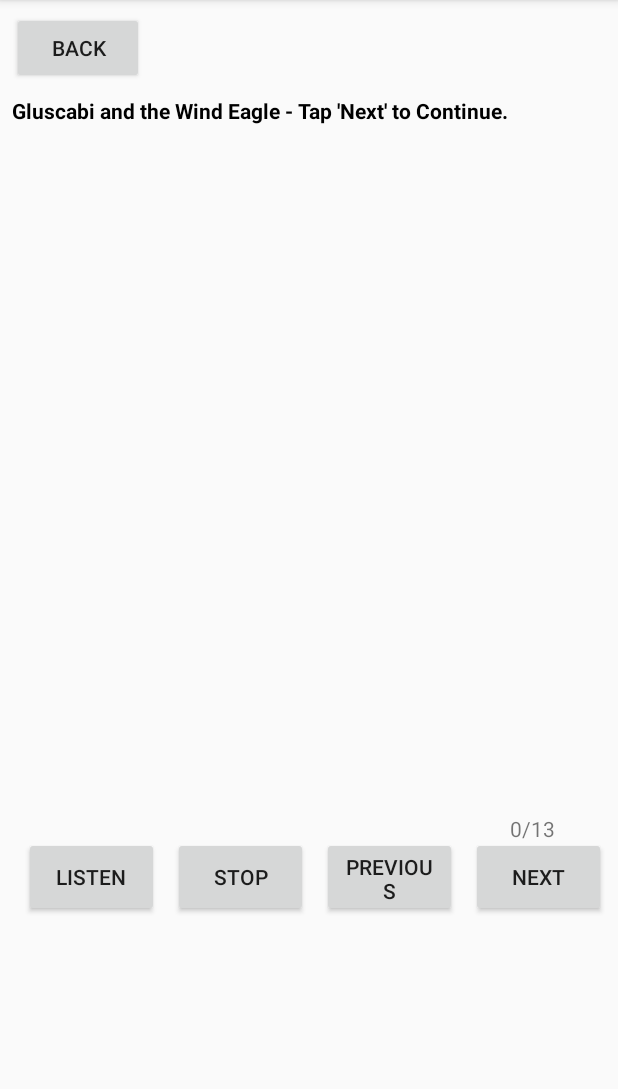
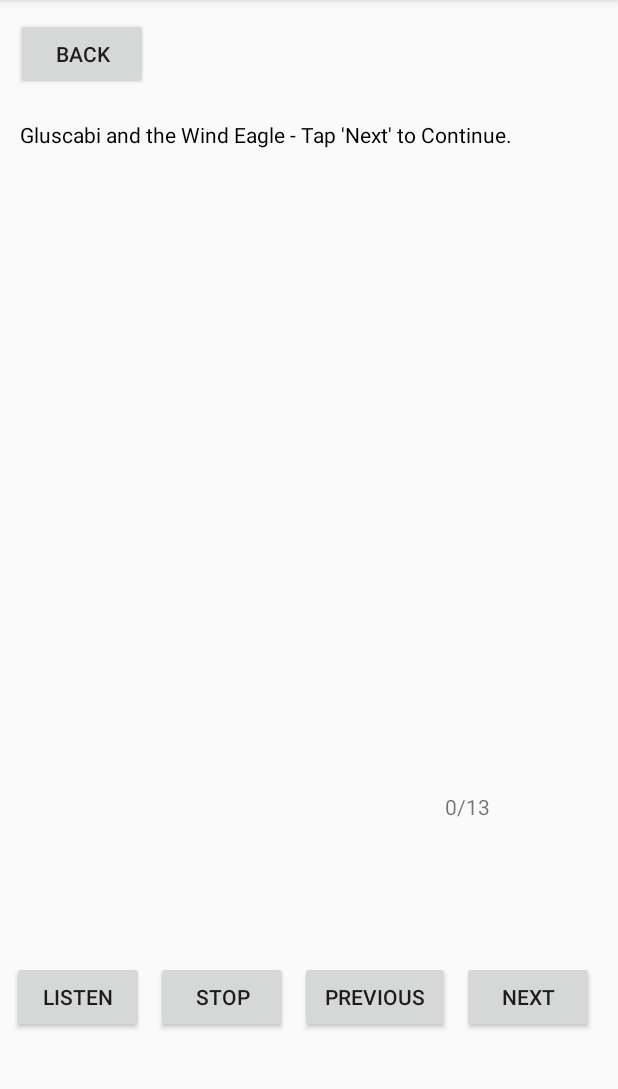
Before and after one commit to hdave009/Aadizookaan, an Android app: the screen it shows after launch (Gluscabi_and_the_Wind_Eagle before the commit, StoriesActivity after it), after a tap on "Gluscabi and the Wind Eagle", on a phone screen of 412 x 824 dp, the part 84-1173 px from its top. Run offline under Robolectric (Android 15) with nearby library versions, the phone set to English and light mode, and no system bars; libraries missing offline, so code that uses them is left out: com.tom_roush.pdfbox; 1 statement that could not run was skipped.

Commit message:
03/13/2019 7:10 PM

```diff
--- a/app/src/main/AndroidManifest.xml
+++ b/app/src/main/AndroidManifest.xml
@@ -10,7 +10,7 @@
         android:supportsRtl="true"
         android:theme="@style/AppTheme">
         <activity android:name="com.harshdave.aadizookaan.SourcesActivity"></activity>
-        <activity android:name="com.harshdave.aadizookaan.Gluscabi_and_the_Wind_Eagle" />
+        <activity android:name="com.harshdave.aadizookaan.StoriesActivity" />
         <activity android:name="com.harshdave.aadizookaan.MainActivity">
             <intent-filter>
                 <action android:name="android.intent.action.MAIN" />
--- a/app/src/main/java/com/harshdave/aadizookaan/RecyclerViewAdapter.java
+++ b/app/src/main/java/com/harshdave/aadizookaan/RecyclerViewAdapter.java
@@ -3,7 +3,6 @@ package com.harshdave.aadizookaan;
 import android.content.Context;
 import android.content.Intent;
 import android.graphics.drawable.Drawable;
-import android.support.annotation.NonNull;
 import android.support.v7.widget.RecyclerView;
 import android.view.LayoutInflater;
 import android.view.View;
@@ -40,16 +39,15 @@ public class RecyclerViewAdapter extends RecyclerView.Adapter<RecyclerViewAdapte
         fileInfo.put("White Owl and His Escape from the Witches and the Great Beasts", new String[]{"White Owl and His Escape from the Witches and the Great Beasts","White Owl and His Escape from the Witches and the Great Beasts.pdf","7"});
     }
 
-    @NonNull
     @Override
-    public ViewHolder onCreateViewHolder(@NonNull ViewGroup viewGroup, int i) {
+    public ViewHolder onCreateViewHolder(ViewGroup viewGroup, int i) {
         View view = LayoutInflater.from(viewGroup.getContext()).inflate(R.layout.layout_listitem, viewGroup, false);
         ViewHolder holder = new ViewHolder(view);
         return holder;
     }
 
     @Override
-    public void onBindViewHolder(@NonNull ViewHolder viewHolder, final int i) { ;
+    public void onBindViewHolder(ViewHolder viewHolder, final int i) { ;
 
         viewHolder.coverimage.setImageDrawable(mCoverimages.get(i));
 
@@ -74,7 +72,7 @@ public class RecyclerViewAdapter extends RecyclerView.Adapter<RecyclerViewAdapte
         TextView booktitle;
         RelativeLayout parent_layout;
 
-        public ViewHolder(@NonNull View itemView) {
+        public ViewHolder(View itemView) {
             super(itemView);
             coverimage = itemView.findViewById(R.id.coverimage);
             booktitle = itemView.findViewById(R.id.booktitle);
@@ -87,7 +85,7 @@ public class RecyclerViewAdapter extends RecyclerView.Adapter<RecyclerViewAdapte
         String fileName = fileInfo[1];
         String storyTitle = fileInfo[0];
         String lastPage = fileInfo[2];
-        Intent intent = new Intent(mContext, Gluscabi_and_the_Wind_Eagle.class);
+        Intent intent = new Intent(mContext, StoriesActivity.class);
         intent.putExtra("FILENAME", fileName);
         intent.putExtra("LASTPAGE", lastPage);
         intent.putExtra("FIRSTPAGE", "1");
--- a/app/src/main/java/com/harshdave/aadizookaan/Gluscabi_and_the_Wind_Eagle.java
+++ b/app/src/main/java/com/harshdave/aadizookaan/StoriesActivity.java
@@ -19,7 +19,7 @@ import com.tom_roush.pdfbox.util.PDFBoxResourceLoader;
 import java.io.IOException;
 import java.util.Locale;
 
-public class Gluscabi_and_the_Wind_Eagle extends AppCompatActivity {
+public class StoriesActivity extends AppCompatActivity {
 
     // Declaring all the global variables that are used in this activity.
     int startPage = 0; // Initializing the starting page variable for the PDF Text Stripper
@@ -151,7 +151,6 @@ public class Gluscabi_and_the_Wind_Eagle extends AppCompatActivity {
 
     }
 
-
     // Method to extract story as a string from PDF file.
 
     public String getText(String fileName, int startPage, int endPage){
--- /dev/null
+++ b/app/src/main/java/com/harshdave/aadizookaan/Story.java
@@ -0,0 +1,4 @@
+package com.harshdave.aadizookaan;
+
+public class Story {
+}
--- a/app/src/main/res/layout/activity_gluscabi_and_the__wind__eagle.xml
+++ b/app/src/main/res/layout/activity_gluscabi_and_the__wind__eagle.xml
@@ -4,69 +4,100 @@
     xmlns:tools="http://schemas.android.com/tools"
     android:layout_width="match_parent"
     android:layout_height="match_parent"
-    tools:context=".Gluscabi_and_the_Wind_Eagle">
-
-    <Button
-        android:id="@+id/stopSpeechButton"
-        android:layout_width="90dp"
-        android:layout_height="53dp"
-        android:layout_marginStart="16dp"
-        android:layout_marginLeft="16dp"
-        android:layout_marginTop="8dp"
-        android:layout_marginEnd="8dp"
-        android:layout_marginRight="8dp"
-        android:layout_marginBottom="8dp"
-        android:text="Stop"
-        app:layout_constraintBottom_toBottomOf="parent"
-        app:layout_constraintEnd_toEndOf="parent"
-        app:layout_constraintHorizontal_bias="0.333"
-        app:layout_constraintStart_toStartOf="parent"
-        app:layout_constraintTop_toBottomOf="@+id/storyView"
-        app:layout_constraintVertical_bias="0.0" />
+    tools:context=".StoriesActivity">
 
     <Button
         android:id="@+id/backButton"
         android:layout_width="wrap_content"
         android:layout_height="wrap_content"
+        android:layout_alignParentStart="true"
+        android:layout_alignParentLeft="true"
+        android:layout_alignParentTop="true"
+        android:layout_alignParentEnd="true"
+        android:layout_alignParentRight="true"
         android:layout_marginStart="8dp"
         android:layout_marginLeft="8dp"
-        android:layout_marginTop="8dp"
+        android:layout_marginTop="12dp"
         android:layout_marginEnd="8dp"
         android:layout_marginRight="8dp"
         android:layout_marginBottom="8dp"
         android:text="Back"
-        app:layout_constraintBottom_toBottomOf="parent"
+        app:layout_constraintBottom_toTopOf="@+id/storyView"
         app:layout_constraintEnd_toEndOf="parent"
-        app:layout_constraintHorizontal_bias="0.0"
+        app:layout_constraintHorizontal_bias="0.009"
         app:layout_constraintStart_toStartOf="parent"
         app:layout_constraintTop_toTopOf="parent"
         app:layout_constraintVertical_bias="0.0" />
 
     <TextView
         android:id="@+id/storyView"
-        android:layout_width="395dp"
-        android:layout_height="486dp"
+        android:layout_width="384dp"
+        android:layout_height="481dp"
+        android:layout_below="@+id/backButton"
+        android:layout_alignParentStart="true"
+        android:layout_alignParentLeft="true"
+        android:layout_alignParentEnd="true"
+        android:layout_alignParentRight="true"
+        android:layout_alignParentBottom="true"
+        android:layout_marginStart="8dp"
+        android:layout_marginLeft="8dp"
+        android:layout_marginTop="80dp"
+        android:layout_marginEnd="8dp"
+        android:layout_marginRight="8dp"
+        android:textColor="@android:color/black"
+        app:layout_constraintEnd_toEndOf="parent"
+        app:layout_constraintHorizontal_bias="0.454"
+        app:layout_constraintStart_toStartOf="parent"
+        app:layout_constraintTop_toTopOf="parent" />
+
+    <Button
+        android:id="@+id/prevButton"
+        android:layout_width="100dp"
+        android:layout_height="wrap_content"
+        android:layout_below="@+id/storyView"
+        android:layout_alignParentStart="true"
+        android:layout_alignParentLeft="true"
+        android:layout_alignParentEnd="true"
+        android:layout_alignParentRight="true"
+        android:layout_alignParentBottom="true"
         android:layout_marginStart="8dp"
         android:layout_marginLeft="8dp"
         android:layout_marginTop="8dp"
-        android:layout_marginEnd="8dp"
-        android:layout_marginRight="8dp"
         android:layout_marginBottom="8dp"
-        android:textAppearance="@style/TextAppearance.AppCompat.Body1"
-        android:textColor="@android:color/black"
-        android:textIsSelectable="true"
-        android:textStyle="bold"
+        android:text="Previous"
         app:layout_constraintBottom_toBottomOf="parent"
-        app:layout_constraintEnd_toEndOf="parent"
-        app:layout_constraintHorizontal_bias="0.0"
+        app:layout_constraintStart_toEndOf="@+id/stopSpeechButton"
+        app:layout_constraintTop_toBottomOf="@+id/storyView" />
+
+    <Button
+        android:id="@+id/listenButton"
+        android:layout_width="wrap_content"
+        android:layout_height="wrap_content"
+        android:layout_below="@+id/storyView"
+        android:layout_alignParentStart="true"
+        android:layout_alignParentLeft="true"
+        android:layout_alignParentEnd="true"
+        android:layout_alignParentRight="true"
+        android:layout_alignParentBottom="true"
+        android:layout_marginStart="8dp"
+        android:layout_marginLeft="8dp"
+        android:layout_marginTop="8dp"
+        android:layout_marginBottom="8dp"
+        android:text="Listen"
+        app:layout_constraintBottom_toBottomOf="parent"
         app:layout_constraintStart_toStartOf="parent"
-        app:layout_constraintTop_toBottomOf="@+id/backButton"
-        app:layout_constraintVertical_bias="0.0" />
+        app:layout_constraintTop_toBottomOf="@+id/storyView" />
 
     <Button
         android:id="@+id/nextButton"
-        android:layout_width="90dp"
-        android:layout_height="53dp"
+        android:layout_width="wrap_content"
+        android:layout_height="wrap_content"
+        android:layout_below="@+id/storyView"
+        android:layout_alignParentStart="true"
+        android:layout_alignParentLeft="true"
+        android:layout_alignParentEnd="true"
+        android:layout_alignParentRight="true"
+        android:layout_alignParentBottom="true"
         android:layout_marginStart="8dp"
         android:layout_marginLeft="8dp"
         android:layout_marginTop="8dp"
@@ -76,62 +107,50 @@
         android:text="Next"
         app:layout_constraintBottom_toBottomOf="parent"
         app:layout_constraintEnd_toEndOf="parent"
-        app:layout_constraintHorizontal_bias="1.0"
-        app:layout_constraintStart_toStartOf="parent"
-        app:layout_constraintTop_toBottomOf="@+id/storyView"
-        app:layout_constraintVertical_bias="0.0" />
+        app:layout_constraintHorizontal_bias="0.0"
+        app:layout_constraintStart_toEndOf="@+id/prevButton"
+        app:layout_constraintTop_toBottomOf="@+id/storyView" />
 
     <Button
-        android:id="@+id/prevButton"
-        android:layout_width="90dp"
-        android:layout_height="53dp"
+        android:id="@+id/stopSpeechButton"
+        android:layout_width="wrap_content"
+        android:layout_height="wrap_content"
+        android:layout_below="@+id/storyView"
+        android:layout_alignParentStart="true"
+        android:layout_alignParentLeft="true"
+        android:layout_alignParentEnd="true"
+        android:layout_alignParentRight="true"
+        android:layout_alignParentBottom="true"
+        android:layout_marginStart="8dp"
+        android:layout_marginLeft="8dp"
+        android:layout_marginTop="8dp"
+        android:layout_marginBottom="8dp"
+        android:text="Stop"
+        app:layout_constraintBottom_toBottomOf="parent"
+        app:layout_constraintStart_toEndOf="@+id/listenButton"
+        app:layout_constraintTop_toBottomOf="@+id/storyView" />
+
+    <TextView
+        android:id="@+id/pcTextView"
+        android:layout_width="101dp"
+        android:layout_height="49dp"
+        android:layout_alignParentStart="true"
+        android:layout_alignParentLeft="true"
+        android:layout_alignParentTop="true"
+        android:layout_alignParentEnd="true"
+        android:layout_alignParentRight="true"
+        android:layout_alignParentBottom="true"
         android:layout_marginStart="8dp"
         android:layout_marginLeft="8dp"
         android:layout_marginTop="8dp"
         android:layout_marginEnd="8dp"
         android:layout_marginRight="8dp"
         android:layout_marginBottom="8dp"
-        android:text="Previous"
-        app:layout_constraintBottom_toBottomOf="parent"
+        app:layout_constraintBottom_toTopOf="@+id/nextButton"
         app:layout_constraintEnd_toEndOf="parent"
-        app:layout_constraintHorizontal_bias="0.675"
+        app:layout_constraintHorizontal_bias="0.979"
         app:layout_constraintStart_toStartOf="parent"
-        app:layout_constraintTop_toBottomOf="@+id/storyView"
-        app:layout_constraintVertical_bias="0.0" />
-
-    <Button
-        android:id="@+id/listenButton"
-        android:layout_width="90dp"
-        android:layout_height="53dp"
-        android:layout_marginStart="16dp"
-        android:layout_marginLeft="16dp"
-        android:layout_marginTop="8dp"
-        android:layout_marginEnd="8dp"
-        android:layout_marginRight="8dp"
-        android:layout_marginBottom="8dp"
-        android:text="Listen"
-        app:layout_constraintBottom_toBottomOf="parent"
-        app:layout_constraintEnd_toEndOf="parent"
-        app:layout_constraintHorizontal_bias="0.0"
-        app:layout_constraintStart_toStartOf="parent"
-        app:layout_constraintTop_toBottomOf="@+id/storyView"
-        app:layout_constraintVertical_bias="0.0" />
-
-    <TextView
-        android:id="@+id/pcTextView"
-        android:layout_width="64dp"
-        android:layout_height="35dp"
-        android:layout_marginStart="8dp"
-        android:layout_marginLeft="8dp"
-        android:layout_marginTop="8dp"
-        android:layout_marginEnd="8dp"
-        android:layout_marginRight="8dp"
-        android:layout_marginBottom="16dp"
-        app:layout_constraintBottom_toBottomOf="parent"
-        app:layout_constraintEnd_toEndOf="parent"
-        app:layout_constraintHorizontal_bias="1.0"
-        app:layout_constraintStart_toStartOf="parent"
-        app:layout_constraintTop_toTopOf="parent"
-        app:layout_constraintVertical_bias="0.754" />
+        app:layout_constraintTop_toTopOf="@+id/storyView"
+        app:layout_constraintVertical_bias="0.888" />
 
 </android.support.constraint.ConstraintLayout>
--- a/app/src/main/res/layout/activity_sources.xml
+++ b/app/src/main/res/layout/activity_sources.xml
@@ -35,12 +35,15 @@
         android:layout_marginTop="12dp"
         android:layout_marginEnd="8dp"
         android:layout_marginRight="8dp"
+        android:layout_marginBottom="8dp"
         android:text="This app uses the following open-source libraries:                     PDF-Box Android:  https://github.com/TomRoush/PdfBox-Android"
         android:textIsSelectable="true"
+        app:layout_constraintBottom_toBottomOf="parent"
         app:layout_constraintEnd_toEndOf="parent"
-        app:layout_constraintHorizontal_bias="0.285"
+        app:layout_constraintHorizontal_bias="0.0"
         app:layout_constraintStart_toStartOf="parent"
-        app:layout_constraintTop_toBottomOf="@+id/desctv" />
+        app:layout_constraintTop_toBottomOf="@+id/desctv"
+        app:layout_constraintVertical_bias="0.0" />
 
     <TextView
         android:id="@+id/sourceTitleTV"
--- a/build.gradle
+++ b/build.gradle
@@ -7,7 +7,7 @@ buildscript {
 
     }
     dependencies {
-        classpath 'com.android.tools.build:gradle:3.3.2'
+        classpath 'com.android.tools.build:gradle:3.5.0'
 
         // NOTE: Do not place your application dependencies here; they belong
         // in the individual module build.gradle files
```
Also changed, not shown: gradle/wrapper/gradle-wrapper.properties.
